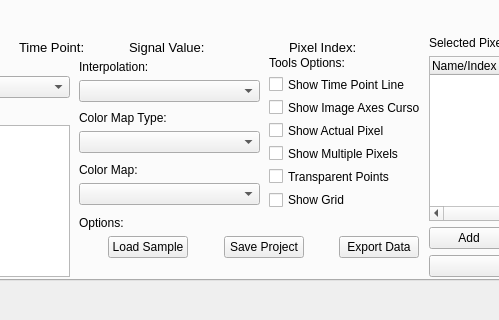
Before: the Qt Designer form ui/window.ui in 4c1dhydr4/thz, drawn with Qt 5; both pictures show x 653 to 1152 and y 370 to 690 of the 1350 by 690 pixel window.
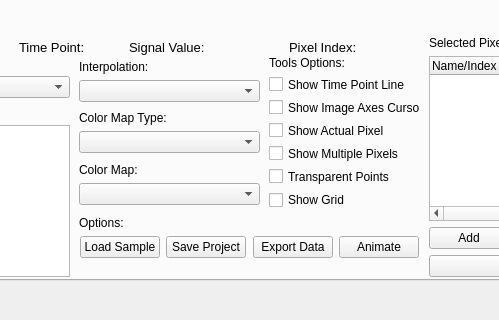
After: the same form once the commit is applied. The open tabs and pages were chosen to show the change. Custom widgets are drawn as their Qt base class.

Commit message: Trying Img Animation

Patch:
```diff
--- a/ui/window.ui
+++ b/ui/window.ui
@@ -506,6 +506,13 @@
            </property>
           </widget>
          </item>
+         <item>
+          <widget class="QPushButton" name="animation_button">
+           <property name="text">
+            <string>Animate</string>
+           </property>
+          </widget>
+         </item>
         </layout>
        </item>
        <item>
```
Left out of the diff: 6 changed lines with no effect on the pictures. The commit also changes 17 other files.
